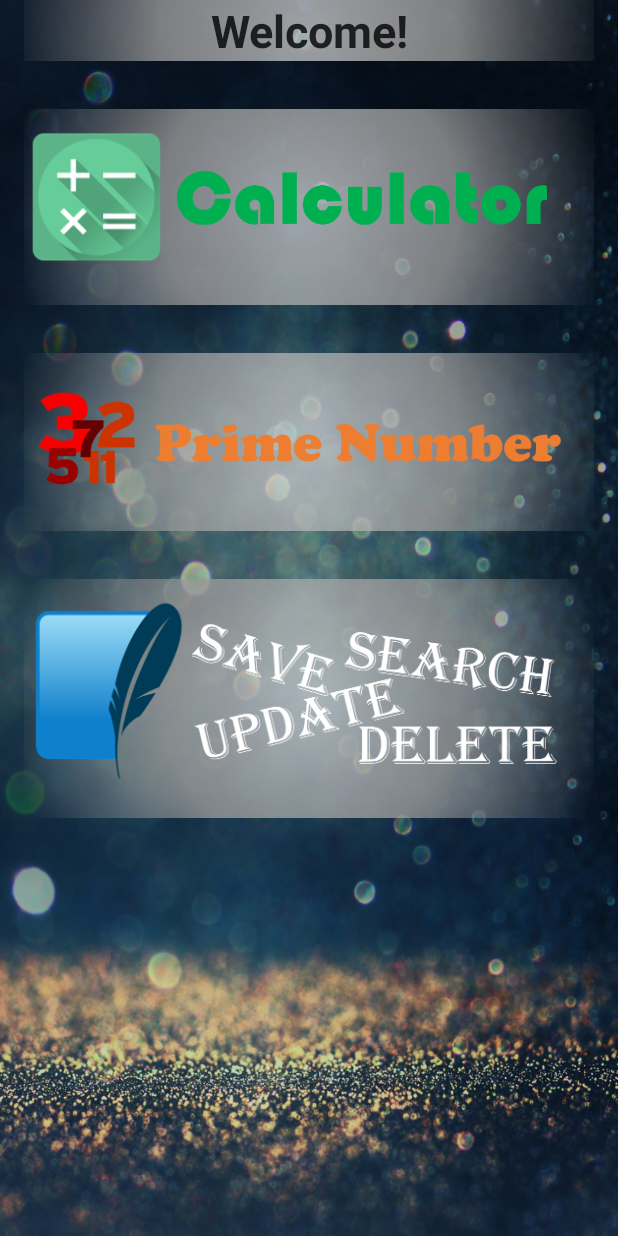
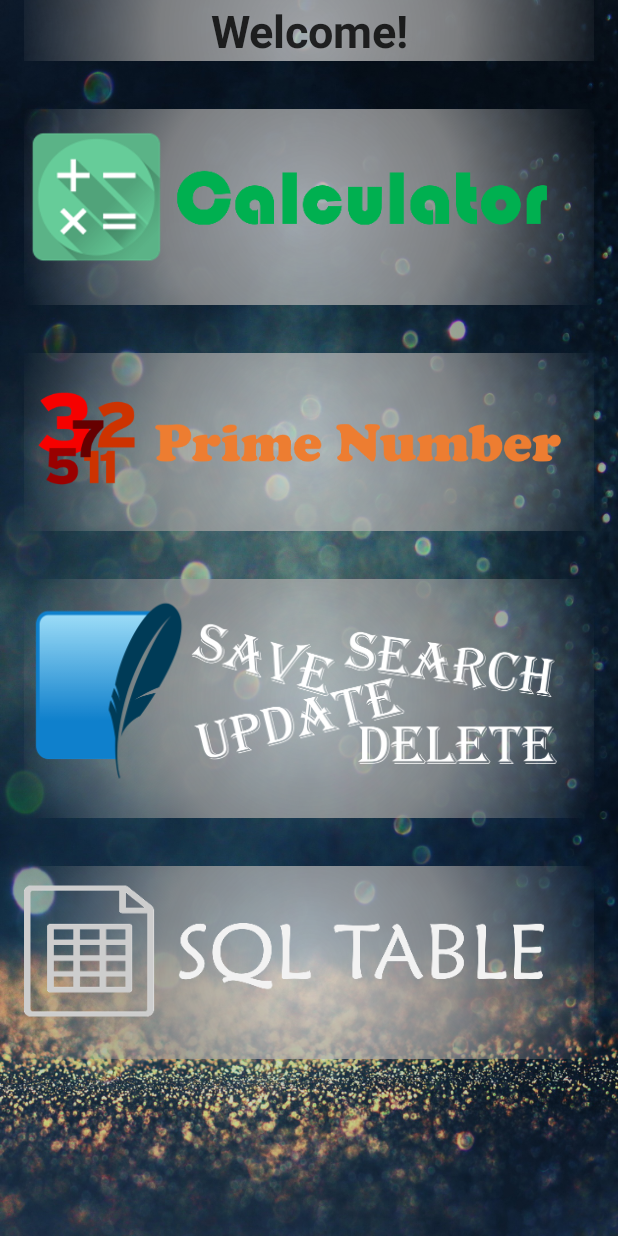
Before and after one commit to joe2275/Simple-Sejong-App-Project, an Android app: the UserActivity screen opened directly, with no data from a screen before it, on a phone screen of 412 x 824 dp. Run offline under Robolectric (Android 15) with nearby library versions, the light colour scheme and no system bars.

Commit message:
Implemented Table which prints out db info

```diff
--- a/SejongApps/app/build.gradle
+++ b/SejongApps/app/build.gradle
@@ -29,4 +29,5 @@ dependencies {
     implementation 'com.android.support:cardview-v7:28.0.0'
     implementation 'com.mcxiaoke.volley:library:1.0.18'
     implementation 'com.android.support:support-v4:28.0.0'
+    implementation 'de.codecrafters.tableview:tableview:2.2.0'
 }
--- a/SejongApps/app/src/main/AndroidManifest.xml
+++ b/SejongApps/app/src/main/AndroidManifest.xml
@@ -22,7 +22,9 @@
         <activity
             android:name=".Activity.RegisterActivity"
             android:screenOrientation="portrait" />
-        <activity android:name=".Activity.QueryActivity"></activity>
+        <activity android:name=".Activity.QueryActivity" />
+        <activity android:name=".Activity.TableActivity" />
+        <activity android:name=".Activity.CalculatorActivity"></activity>
     </application>
 
 </manifest>
--- a/SejongApps/app/src/main/java/com/example/whgml/sejongapps/Activity/UserActivity.java
+++ b/SejongApps/app/src/main/java/com/example/whgml/sejongapps/Activity/UserActivity.java
@@ -15,8 +15,12 @@ public class UserActivity extends AppCompatActivity implements View.OnClickListe
     private ImageView calculatorBtn;
     private ImageView primeNumBtn;
     private ImageView sqlBtn;
+    private ImageView tableBtn;
 
+    private Intent primeIntent;
     private Intent sqlIntent;
+    private Intent calcIntent;
+    private Intent tableIntent;
 
     @Override
     protected void onCreate(Bundle savedInstanceState) {
@@ -30,10 +34,13 @@ public class UserActivity extends AppCompatActivity implements View.OnClickListe
         calculatorBtn = (ImageView)findViewById(R.id.calculatorButton);
         primeNumBtn = (ImageView)findViewById(R.id.primeNumButton);
         sqlBtn = (ImageView)findViewById(R.id.sqlButton);
+        tableBtn = (ImageView)findViewById(R.id.tableButton);
 
         sqlBtn.setOnClickListener(this);
+        tableBtn.setOnClickListener(this);
 
         sqlIntent = new Intent(this, QueryActivity.class);
+        tableIntent = new Intent(this, TableActivity.class);
     }
 
     @Override
@@ -44,5 +51,9 @@ public class UserActivity extends AppCompatActivity implements View.OnClickListe
         {
             startActivity(sqlIntent);
         }
+        if(id == R.id.tableButton)
+        {
+            startActivity(tableIntent);
+        }
     }
 }
--- a/SejongApps/app/src/main/res/layout/user_activity.xml
+++ b/SejongApps/app/src/main/res/layout/user_activity.xml
@@ -55,6 +55,15 @@
             android:layout_marginBottom="@dimen/fab_margin"
             android:background="@drawable/base_title"
             android:src="@drawable/sql_logo"/>
+        <ImageView
+            android:id="@+id/tableButton"
+            android:layout_width="match_parent"
+            android:layout_height="0dp"
+            android:layout_weight="1"
+            android:layout_marginTop="@dimen/fab_margin"
+            android:layout_marginBottom="@dimen/fab_margin"
+            android:background="@drawable/base_title"
+            android:src="@drawable/table_icon"/>
     </LinearLayout>
 
 </android.support.v4.widget.NestedScrollView>
--- a/SejongApps/build.gradle
+++ b/SejongApps/build.gradle
@@ -7,7 +7,7 @@ buildscript {
         jcenter()
     }
     dependencies {
-        classpath 'com.android.tools.build:gradle:3.2.0'
+        classpath 'com.android.tools.build:gradle:3.2.1'
 
 
         // NOTE: Do not place your application dependencies here; they belong
```
Also changed, not shown: SejongApps/app/src/main/java/com/example/whgml/sejongapps/Activity/CalculatorActivity.java (added, +15 -0 lines), SejongApps/app/src/main/java/com/example/whgml/sejongapps/Activity/TableActivity.java (added, +39 -0 lines), SejongApps/app/src/main/java/com/example/whgml/sejongapps/sql/DatabaseHelper.java (+32 -0 lines), SejongApps/app/src/main/res/layout/activity_calculator.xml (added, +9 -0 lines), SejongApps/app/src/main/res/layout/table_activity.xml (added, +16 -0 lines), SejongApps/app/src/main/res/drawable-xxhdpi/table_icon.png (added).
